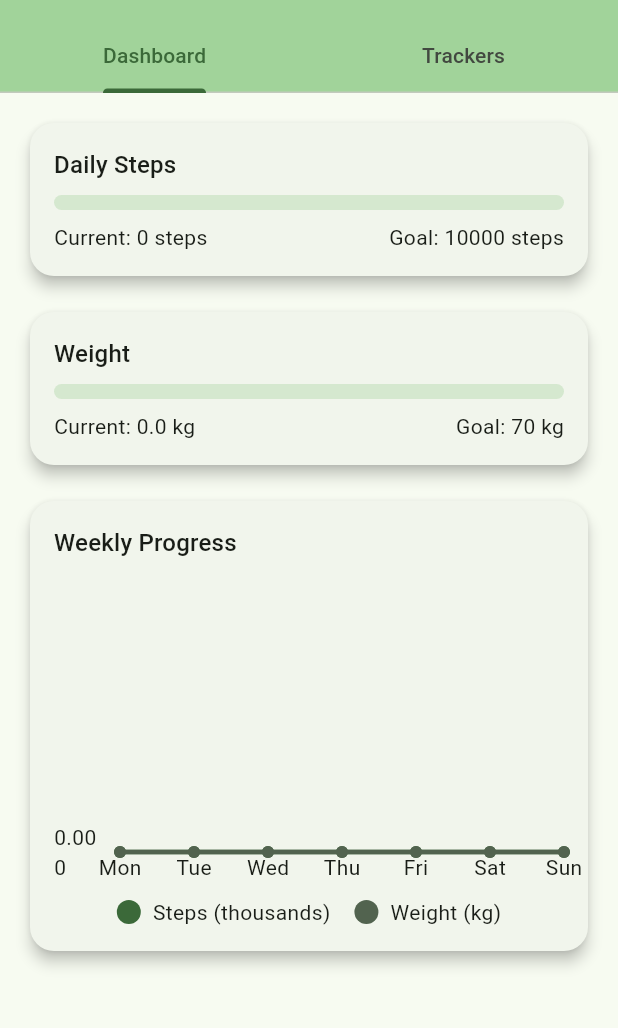
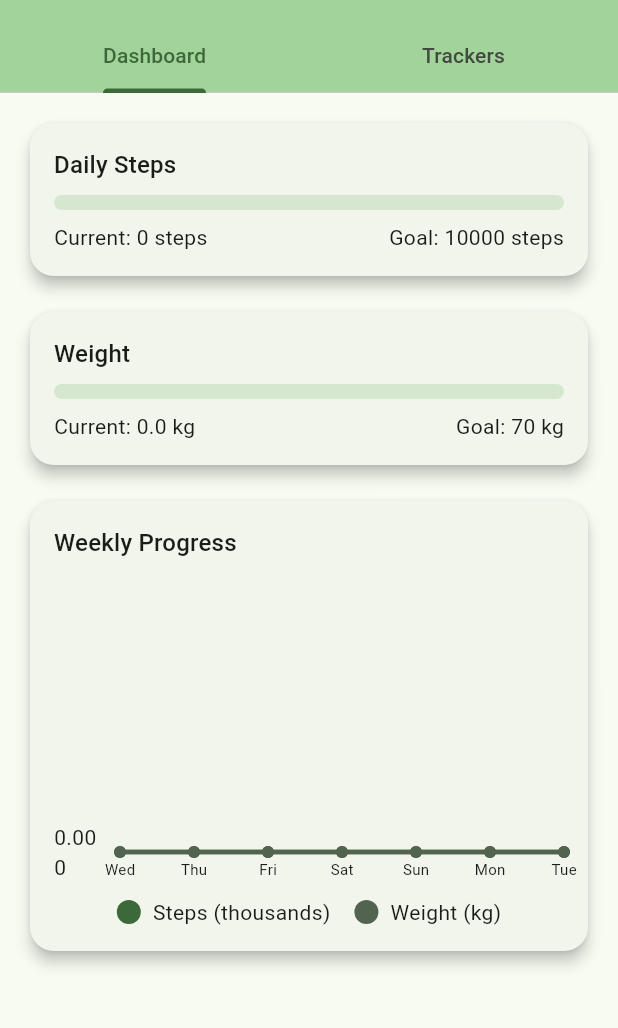
Before and after one commit to AmalAntoney123/healio-health-app, a Flutter app: the screen it shows after launch, after a tap on "Get Started", on a phone screen of 412 x 824 dp, the part 63-1091 px from its top. Run offline on Flutter 3.47's test engine with Material 3 defaults, Android fonts, the phone set to English and light mode, and no system bars; drawn by our look-alikes of fl_chart; our stand-ins replace hive_flutter, shared_preferences; accounts and stored records are empty.

Commit message:
new screens

```diff
--- a/lib/screens/home_screen.dart
+++ b/lib/screens/home_screen.dart
@@ -3,6 +3,11 @@ import 'package:flutter/material.dart';
 import 'package:hive_flutter/hive_flutter.dart';
 import 'weight_screen.dart';
 import 'steps_screen.dart';
+import 'package:intl/intl.dart';
+import 'sleep_screen.dart';
+import 'water_screen.dart';
+import 'nutrition_screen.dart';
+import 'mood_screen.dart';
 
 class HomeScreen extends StatelessWidget {
   const HomeScreen({super.key});
@@ -90,6 +95,38 @@ class TrackersTab extends StatelessWidget {
             MaterialPageRoute(builder: (_) => const StepsScreen()),
           ),
         ),
+        _HealthCard(
+          title: 'Sleep',
+          icon: Icons.bedtime,
+          onTap: () => Navigator.push(
+            context,
+            MaterialPageRoute(builder: (_) => const SleepScreen()),
+          ),
+        ),
+        _HealthCard(
+          title: 'Water',
+          icon: Icons.water_drop,
+          onTap: () => Navigator.push(
+            context,
+            MaterialPageRoute(builder: (_) => const WaterScreen()),
+          ),
+        ),
+        _HealthCard(
+          title: 'Nutrition',
+          icon: Icons.restaurant,
+          onTap: () => Navigator.push(
+            context,
+            MaterialPageRoute(builder: (_) => const NutritionScreen()),
+          ),
+        ),
+        _HealthCard(
+          title: 'Mood',
+          icon: Icons.mood,
+          onTap: () => Navigator.push(
+            context,
+            MaterialPageRoute(builder: (_) => const MoodScreen()),
+          ),
+        ),
       ],
     );
   }
@@ -174,6 +211,63 @@ class _GoalCard extends StatelessWidget {
 }
 
 class _WeeklyProgressChart extends StatelessWidget {
+  List<FlSpot> _getWeightData(Box box) {
+    final now = DateTime.now();
+    final spots = <FlSpot>[];
+
+    for (int i = 6; i >= 0; i--) {
+      final date = now.subtract(Duration(days: i));
+      final dateKey = DateFormat('yyyy-MM-dd').format(date);
+
+      // Try to get the date-specific value first
+      var value = box.get('weight_$dateKey');
+
+      // For today, if no date-specific value exists, try to get the current value
+      if (i == 0 && value == null) {
+        final currentWeight = box.get('weight');
+        if (currentWeight != null) {
+          value = double.tryParse(currentWeight);
+        }
+      }
+
+      spots.add(FlSpot((6 - i).toDouble(), value?.toDouble() ?? 0));
+    }
+
+    return spots;
+  }
+
+  List<FlSpot> _getStepsData(Box box) {
+    final now = DateTime.now();
+    final spots = <FlSpot>[];
+
+    for (int i = 6; i >= 0; i--) {
+      final date = now.subtract(Duration(days: i));
+      final dateKey = DateFormat('yyyy-MM-dd').format(date);
+
+      // Try to get the date-specific value first
+      var value = box.get('steps_$dateKey');
+
+      // For today, if no date-specific value exists, try to get the current value
+      if (i == 0 && value == null) {
+        final currentSteps = box.get('steps');
+        if (currentSteps != null) {
+          value = int.tryParse(currentSteps);
+        }
+      }
+
+      spots.add(FlSpot((6 - i).toDouble(),
+          (value?.toDouble() ?? 0) / 1000)); // Convert steps to thousands
+    }
+
+    return spots;
+  }
+
+  String _getDayLabel(int index) {
+    final date = DateTime.now().subtract(Duration(days: 6 - index));
+    return DateFormat('E')
+        .format(date); // Returns abbreviated day name (Mon, Tue, etc.)
+  }
+
   @override
   Widget build(BuildContext context) {
     return Card(
@@ -200,24 +294,17 @@ class _WeeklyProgressChart extends StatelessWidget {
                           sideTitles: SideTitles(
                             showTitles: true,
                             getTitlesWidget: (value, meta) {
-                              switch (value.toInt()) {
-                                case 0:
-                                  return const Text('Mon');
-                                case 1:
-                                  return const Text('Tue');
-                                case 2:
-                                  return const Text('Wed');
-                                case 3:
-                                  return const Text('Thu');
-                                case 4:
-                                  return const Text('Fri');
-                                case 5:
-                                  return const Text('Sat');
-                                case 6:
-                                  return const Text('Sun');
-                                default:
-                                  return const Text('');
+                              final index = value.toInt();
+                              if (index >= 0 && index < 7) {
+                                return Padding(
+                                  padding: const EdgeInsets.all(4.0),
+                                  child: Text(
+                                    _getDayLabel(index),
+                                    style: const TextStyle(fontSize: 10),
+                                  ),
+                                );
                               }
+                              return const Text('');
                             },
                           ),
                         ),
@@ -232,15 +319,7 @@ class _WeeklyProgressChart extends StatelessWidget {
                       lineBarsData: [
                         // Steps data
                         LineChartBarData(
-                          spots: List.generate(7, (index) {
-                            return FlSpot(
-                              index.toDouble(),
-                              (double.tryParse(box.get('steps_$index',
-                                          defaultValue: '0')) ??
-                                      0) /
-                                  1000, // Convert steps to thousands
-                            );
-                          }),
+                          spots: _getStepsData(box),
                           isCurved: true,
                           color: Theme.of(context).colorScheme.primary,
                           barWidth: 3,
@@ -248,14 +327,7 @@ class _WeeklyProgressChart extends StatelessWidget {
                         ),
                         // Weight data
                         LineChartBarData(
-                          spots: List.generate(7, (index) {
-                            return FlSpot(
-                              index.toDouble(),
-                              double.tryParse(box.get('weight_$index',
-                                      defaultValue: '0')) ??
-                                  0,
-                            );
-                          }),
+                          spots: _getWeightData(box),
                           isCurved: true,
                           color: Theme.of(context).colorScheme.secondary,
                           barWidth: 3,
```
Also changed, not shown: lib/screens/mood_screen.dart (added, +95 -0 lines), lib/screens/nutrition_screen.dart (added, +118 -0 lines), lib/screens/sleep_screen.dart (added, +97 -0 lines), lib/screens/steps_screen.dart (+55 -8 lines), lib/screens/water_screen.dart (added, +84 -0 lines), lib/screens/weight_screen.dart (+53 -6 lines).
